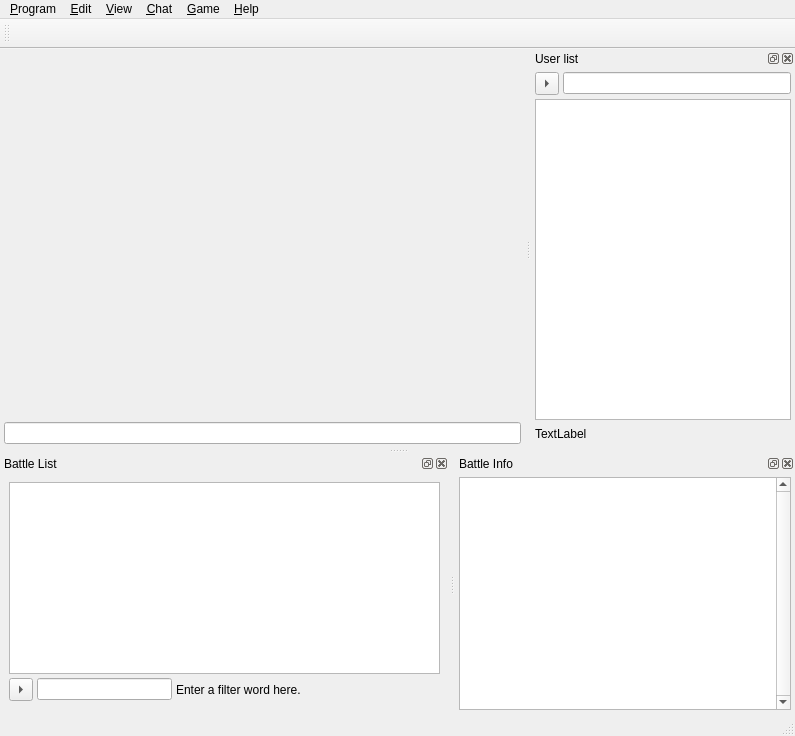
This is ui/mainWidget.ui in tizbac/qtlobby as Qt 5 draws it before an edit. The edited form follows.
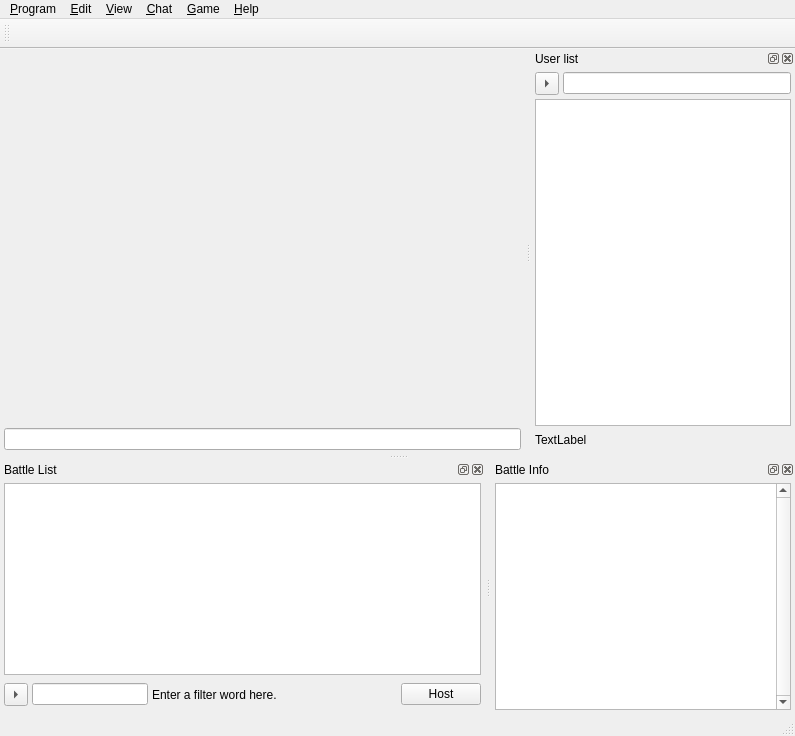
This is the edited form. Icons and pictures are not drawn. Custom widgets are drawn as their Qt base class.

Diff of the .ui file:
```diff
--- a/ui/mainWidget.ui
+++ b/ui/mainWidget.ui
@@ -227,13 +227,7 @@
    </attribute>
    <widget class="QWidget" name="dockWidgetContents_3">
     <layout class="QGridLayout" name="gridLayout_4">
-     <property name="verticalSpacing">
-      <number>0</number>
-     </property>
-     <property name="margin">
-      <number>9</number>
-     </property>
-     <item row="0" column="0" colspan="4">
+     <item row="0" column="0" colspan="5">
       <widget class="Battles" name="battles">
        <property name="contextMenuPolicy">
         <enum>Qt::CustomContextMenu</enum>
@@ -298,6 +292,13 @@
        </property>
       </spacer>
      </item>
+     <item row="1" column="4">
+      <widget class="QPushButton" name="hostPushButton">
+       <property name="text">
+        <string>Host</string>
+       </property>
+      </widget>
+     </item>
     </layout>
    </widget>
   </widget>
```
